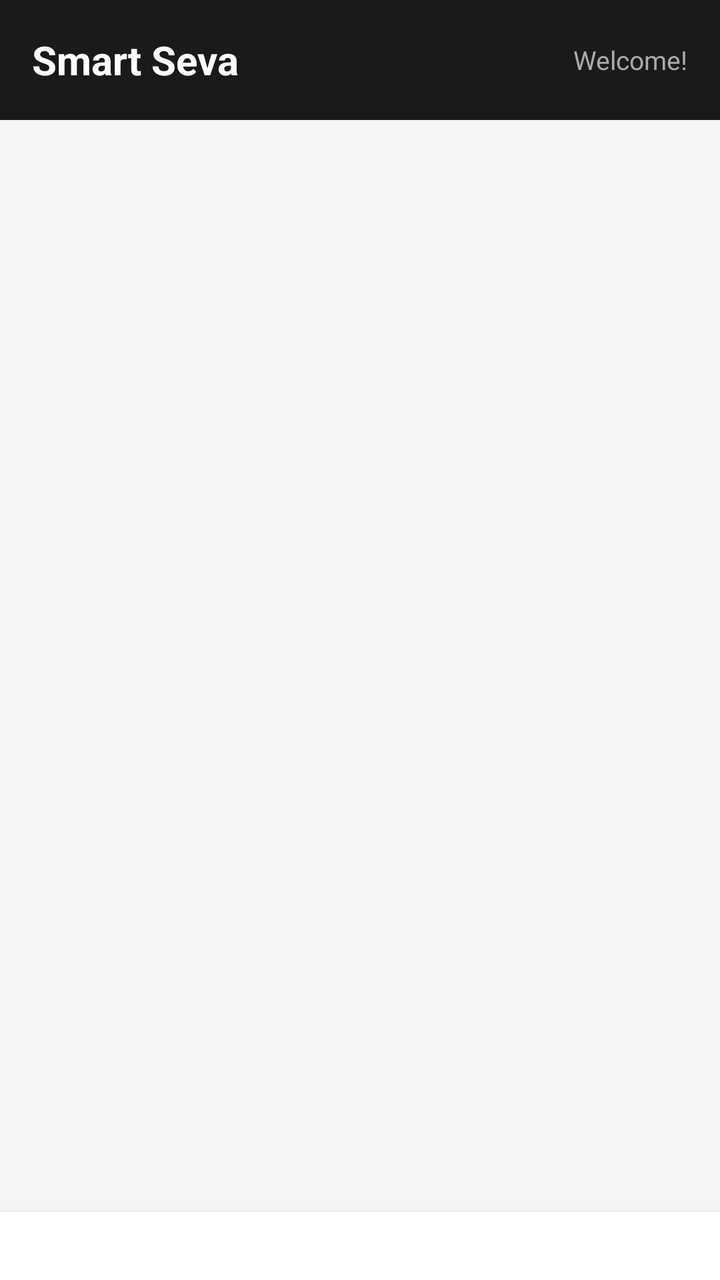
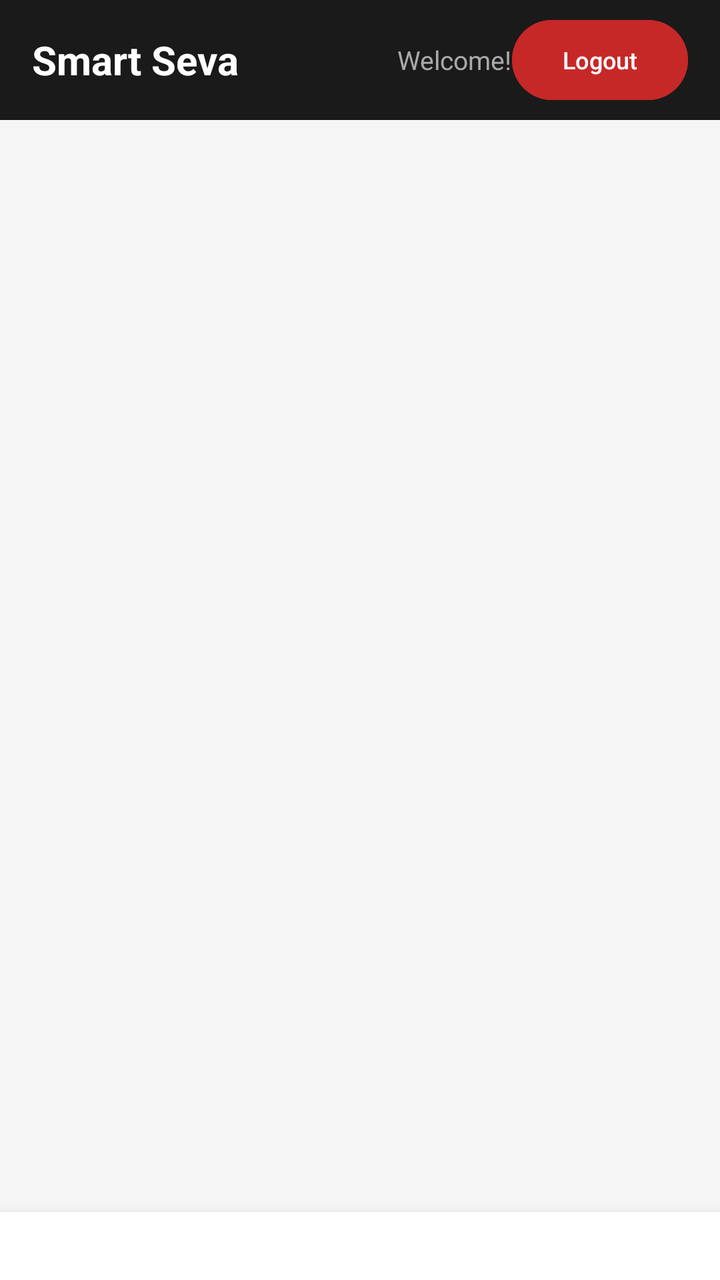

Before-and-after screenshots of an Android layout around one commit, followed by the original layout XML and the change that was made.
<!-- AndroidManifest.xml: application theme Theme.SmartSeva -->
<!-- res/layout/activity_dashboard.xml -->
<?xml version="1.0" encoding="utf-8"?>
<LinearLayout xmlns:android="http://schemas.android.com/apk/res/android"
    android:layout_width="match_parent"
    android:layout_height="match_parent"
    android:orientation="vertical"
    android:background="#F5F5F5">

    
    <LinearLayout
        android:id="@+id/topBar"
        android:layout_width="match_parent"
        android:layout_height="60dp"
        android:background="#1A1A1A"
        android:orientation="horizontal"
        android:gravity="center_vertical"
        android:paddingStart="16dp"
        android:paddingEnd="16dp">

        <TextView
            android:id="@+id/tvAppName"
            android:layout_width="0dp"
            android:layout_height="wrap_content"
            android:layout_weight="1"
            android:text="Smart Seva"
            android:textColor="#FFFFFF"
            android:textSize="20sp"
            android:textStyle="bold"/>

        <TextView
            android:id="@+id/tvWelcome"
            android:layout_width="wrap_content"
            android:layout_height="wrap_content"
            android:text="Welcome!"
            android:textColor="#AAAAAA"
            android:textSize="13sp"/>
    </LinearLayout>

    
    <ScrollView
        android:layout_width="match_parent"
        android:layout_height="0dp"
        android:layout_weight="1">

        <LinearLayout
            android:layout_width="match_parent"
            android:layout_height="wrap_content"
            android:orientation="vertical">

            

            
            <LinearLayout android:id="@+id/panelNGOStats"
                android:layout_width="match_parent"
                android:layout_height="wrap_content"
                android:orientation="vertical"
                android:padding="16dp"
                android:visibility="gone">

                <TextView android:layout_width="match_parent" android:layout_height="wrap_content"
                    android:text="Analytics Overview"
                    android:textSize="18sp" android:textStyle="bold"
                    android:textColor="#1A1A1A" android:layout_marginBottom="16dp"/>

                
                <LinearLayout android:layout_width="match_parent"
                    android:layout_height="wrap_content"
                    android:orientation="horizontal"
                    android:layout_marginBottom="12dp">

                    <LinearLayout android:layout_width="0dp" android:layout_height="100dp"
                        android:layout_weight="1" android:orientation="vertical"
                        android:gravity="center" android:background="#1A1A1A"
                        android:layout_marginEnd="8dp">
                        <TextView android:id="@+id/tvTotalTasks"
                            android:layout_width="wrap_content" android:layout_height="wrap_content"
                            android:text="0" android:textColor="#FFFFFF"
                            android:textSize="32sp" android:textStyle="bold"/>
                        <TextView android:layout_width="wrap_content" android:layout_height="wrap_content"
                            android:text="Total Tasks" android:textColor="#AAAAAA" android:textSize="12sp"/>
                    </LinearLayout>

                    <LinearLayout android:layout_width="0dp" android:layout_height="100dp"
                        android:layout_weight="1" android:orientation="vertical"
                        android:gravity="center" android:background="#2E7D32"
                        android:layout_marginStart="8dp">
                        <TextView android:id="@+id/tvCompletedTasks"
                            android:layout_width="wrap_content" android:layout_height="wrap_content"
                            android:text="0" android:textColor="#FFFFFF"
                            android:textSize="32sp" android:textStyle="bold"/>
                        <TextView android:layout_width="wrap_content" android:layout_height="wrap_content"
                            android:text="Completed" android:textColor="#AAAAAA" android:textSize="12sp"/>
                    </LinearLayout>
                </LinearLayout>

                
                <Button
                    android:id="@+id/btnSmartMatchNGO"
                    android:layout_width="match_parent"
                    android:layout_height="55dp"
                    android:text="🧠 Find Best Volunteers (Smart Match)"
                    android:backgroundTint="#1565C0"
                    android:textColor="#FFFFFF"
                    android:textSize="14sp"
                    android:layout_marginBottom="8dp"
                    android:textAllCaps="false"/>

                <Button
                    android:id="@+id/btnDataCollection"
                    android:layout_width="match_parent"
                    android:layout_height="55dp"
                    android:text="📊 AI Data Collection (Scan Survey)"
                    android:backgroundTint="#C62828"
                    android:textColor="#FFFFFF"
                    android:textSize="14sp"
                    android:layout_marginBottom="16dp"
                    android:textAllCaps="false"/>

                
                <LinearLayout android:layout_width="match_parent"
                    android:layout_height="wrap_content"
                    android:orientation="horizontal"
                    android:layout_marginBottom="12dp">

                    <LinearLayout android:layout_width="0dp" android:layout_height="100dp"
                        android:layout_weight="1" android:orientation="vertical"
                        android:gravity="center" android:background="#C62828"
                        android:layout_marginEnd="8dp">
                        <TextView android:id="@+id/tvUrgentTasks"
                            android:layout_width="wrap_content" android:layout_height="wrap_content"
                            android:text="0" android:textColor="#FFFFFF"
                            android:textSize="32sp" android:textStyle="bold"/>
                        <TextView android:layout_width="wrap_content" android:layout_height="wrap_content"
                            android:text="Urgent" android:textColor="#AAAAAA" android:textSize="12sp"/>
                    </LinearLayout>

                    <LinearLayout android:layout_width="0dp" android:layout_height="100dp"
                        android:layout_weight="1" android:orientation="vertical"
                        android:gravity="center" android:background="#1565C0"
                        android:layout_marginStart="8dp">
                        <TextView android:id="@+id/tvTotalVolunteers"
                            android:layout_width="wrap_content" android:layout_height="wrap_content"
                            android:text="0" android:textColor="#FFFFFF"
                            android:textSize="32sp" android:textStyle="bold"/>
                        <TextView android:layout_width="wrap_content" android:layout_height="wrap_content"
                            android:text="Volunteers" android:textColor="#AAAAAA" android:textSize="12sp"/>
                    </LinearLayout>
                </LinearLayout>

                
                <TextView android:layout_width="match_parent" android:layout_height="wrap_content"
                    android:text="Recent Activity"
                    android:textSize="15sp" android:textStyle="bold"
                    android:textColor="#1A1A1A" android:layout_marginTop="8dp"
                    android:layout_marginBottom="12dp"/>

                <LinearLayout android:id="@+id/layoutRecentActivity"
                    android:layout_width="match_parent"
                    android:layout_height="wrap_content"
                    android:orientation="vertical">

                    <TextView android:layout_width="match_parent" android:layout_height="wrap_content"
                        android:text="No recent activity yet.\nCreate your first task!"
                        android:textColor="#888888" android:textSize="13sp"
                        android:gravity="center" android:padding="24dp"/>
                </LinearLayout>
            </LinearLayout>

            
            <LinearLayout android:id="@+id/panelNGOTasks"
                android:layout_width="match_parent"
                android:layout_height="wrap_content"
                android:orientation="vertical"
                android:padding="16dp"
                android:visibility="gone">

                <LinearLayout android:layout_width="match_parent"
                    android:layout_height="wrap_content"
                    android:orientation="horizontal"
                    android:gravity="center_vertical"
                    android:layout_marginBottom="16dp">

                    <TextView android:layout_width="0dp" android:layout_height="wrap_content"
                        android:layout_weight="1"
                        android:text="My Tasks"
                        android:textSize="18sp" android:textStyle="bold"
                        android:textColor="#1A1A1A"/>

                    <Button android:id="@+id/btnQuickCreateTask"
                        android:layout_width="wrap_content" android:layout_height="36dp"
                        android:text="+ Create"
                        android:textSize="12sp"
                        android:backgroundTint="#1A1A1A"
                        android:textColor="#FFFFFF"/>
                </LinearLayout>

                
                <LinearLayout android:layout_width="match_parent"
                    android:layout_height="wrap_content"
                    android:orientation="horizontal"
                    android:layout_marginBottom="12dp">

                    <Button android:id="@+id/btnFilterAll"
                        android:layout_width="wrap_content" android:layout_height="32dp"
                        android:text="All" android:textSize="11sp"
                        android:backgroundTint="#1A1A1A" android:textColor="#FFFFFF"
                        android:layout_marginEnd="8dp"/>
                    <Button android:id="@+id/btnFilterUrgent"
                        android:layout_width="wrap_content" android:layout_height="32dp"
                        android:text="🔴 Urgent" android:textSize="11sp"
                        android:backgroundTint="#E0E0E0" android:textColor="#1A1A1A"
                        android:layout_marginEnd="8dp"/>
                    <Button android:id="@+id/btnFilterActive"
                        android:layout_width="wrap_content" android:layout_height="32dp"
                        android:text="🟡 Active" android:textSize="11sp"
                        android:backgroundTint="#E0E0E0" android:textColor="#1A1A1A"/>
                </LinearLayout>

                <ListView android:id="@+id/listNGOTasks"
                    android:layout_width="match_parent"
                    android:layout_height="400dp"
                    android:divider="@null"/>
            </LinearLayout>

            
            <LinearLayout android:id="@+id/panelCreateTask"
                android:layout_width="match_parent"
                android:layout_height="wrap_content"
                android:orientation="vertical"
                android:padding="16dp"
                android:visibility="gone">

                <TextView android:layout_width="match_parent" android:layout_height="wrap_content"
                    android:text="Create New Task"
                    android:textSize="18sp" android:textStyle="bold"
                    android:textColor="#1A1A1A" android:layout_marginBottom="20dp"/>

                
                <TextView android:layout_width="match_parent" android:layout_height="wrap_content"
                    android:text="Task Title *" android:textSize="12sp" android:textColor="#555"/>
                <EditText android:id="@+id/etTaskTitle"
                    android:layout_width="match_parent" android:layout_height="wrap_content"
                    android:hint="e.g. Food Distribution Drive"
                    android:inputType="text" android:layout_marginBottom="4dp"/>
                <TextView android:id="@+id/errTaskTitle" android:layout_width="match_parent"
                    android:layout_height="wrap_content" android:textColor="#E24B4A"
                    android:textSize="11sp" android:layout_marginBottom="12dp"/>

                
                <TextView android:layout_width="match_parent" android:layout_height="wrap_content"
                    android:text="Description *" android:textSize="12sp" android:textColor="#555"/>
                <EditText android:id="@+id/etTaskDesc"
                    android:layout_width="match_parent" android:layout_height="wrap_content"
                    android:hint="Describe the task in detail..."
                    android:inputType="textMultiLine" android:minLines="3"
                    android:layout_marginBottom="4dp"/>
                <TextView android:id="@+id/errTaskDesc" android:layout_width="match_parent"
                    android:layout_height="wrap_content" android:textColor="#E24B4A"
                    android:textSize="11sp" android:layout_marginBottom="12dp"/>

                
                <TextView android:layout_width="match_parent" android:layout_height="wrap_content"
                    android:text="Category *" android:textSize="12sp" android:textColor="#555"/>
                <Spinner android:id="@+id/spinnerTaskCategory"
                    android:layout_width="match_parent" android:layout_height="wrap_content"
                    android:layout_marginBottom="12dp"/>

                
                <TextView android:layout_width="match_parent" android:layout_height="wrap_content"
                    android:text="Urgency Level *" android:textSize="12sp" android:textColor="#555"/>
                <Spinner android:id="@+id/spinnerUrgency"
                    android:layout_width="match_parent" android:layout_height="wrap_content"
                    android:layout_marginBottom="12dp"/>

                
                <TextView android:layout_width="match_parent" android:layout_height="wrap_content"
                    android:text="Volunteers Required *" android:textSize="12sp" android:textColor="#555"/>
                <EditText android:id="@+id/etVolunteersRequired"
                    android:layout_width="match_parent" android:layout_height="wrap_content"
                    android:hint="e.g. 5"
                    android:inputType="number" android:layout_marginBottom="4dp"/>
                <TextView android:id="@+id/errVolunteersRequired" android:layout_width="match_parent"
                    android:layout_height="wrap_content" android:textColor="#E24B4A"
                    android:textSize="11sp" android:layout_marginBottom="12dp"/>

                
                <TextView android:layout_width="match_parent" android:layout_height="wrap_content"
                    android:text="Task Location *" android:textSize="12sp" android:textColor="#555"/>
                <EditText android:id="@+id/etTaskLocation"
                    android:layout_width="match_parent" android:layout_height="wrap_content"
                    android:hint="e.g. Raipur, Chhattisgarh"
                    android:inputType="text" android:layout_marginBottom="4dp"/>
                <TextView android:id="@+id/errTaskLocation" android:layout_width="match_parent"
                    android:layout_height="wrap_content" android:textColor="#E24B4A"
                    android:textSize="11sp" android:layout_marginBottom="12dp"/>

                
                <TextView android:layout_width="match_parent" android:layout_height="wrap_content"
                    android:text="Task Date *" android:textSize="12sp" android:textColor="#555"/>
                <EditText android:id="@+id/etTaskDate"
                    android:layout_width="match_parent" android:layout_height="wrap_content"
                    android:hint="DD/MM/YYYY"
                    android:focusable="false" android:clickable="true"
                    android:layout_marginBottom="4dp"/>
                <TextView android:id="@+id/errTaskDate" android:layout_width="match_parent"
                    android:layout_height="wrap_content" android:textColor="#E24B4A"
                    android:textSize="11sp" android:layout_marginBottom="12dp"/>

                
                <TextView android:layout_width="match_parent" android:layout_height="wrap_content"
                    android:text="Skills Required" android:textSize="12sp" android:textColor="#555"/>
                <Spinner android:id="@+id/spinnerSkillRequired"
                    android:layout_width="match_parent" android:layout_height="wrap_content"
                    android:layout_marginBottom="12dp"/>

                
                <TextView android:layout_width="match_parent" android:layout_height="wrap_content"
                    android:text="Task Image (Optional)" android:textSize="12sp" android:textColor="#555"
                    android:layout_marginBottom="8dp"/>

                <LinearLayout android:layout_width="match_parent"
                    android:layout_height="wrap_content"
                    android:orientation="horizontal"
                    android:gravity="center_vertical"
                    android:layout_marginBottom="20dp">

                    <ImageView android:id="@+id/imgTaskPreview"
                        android:layout_width="100dp" android:layout_height="80dp"
                        android:scaleType="centerCrop"
                        android:background="@drawable/photo_placeholder_bg"
                        android:src="@drawable/ic_add_photo"
                        android:layout_marginEnd="16dp"/>

                    <Button android:id="@+id/btnUploadTaskImage"
                        android:layout_width="wrap_content" android:layout_height="40dp"
                        android:text="Upload Image"
                        android:textSize="12sp"
                        android:backgroundTint="#1A1A1A"
                        android:textColor="#FFFFFF"/>
                </LinearLayout>

                <Button android:id="@+id/btnCreateTask"
                    android:layout_width="match_parent" android:layout_height="50dp"
                    android:text="Create Task"
                    android:backgroundTint="#1A1A1A"
                    android:textColor="#FFFFFF"
                    android:layout_marginBottom="16dp"/>
            </LinearLayout>

            
            <LinearLayout android:id="@+id/panelVolunteerList"
                android:layout_width="match_parent"
                android:layout_height="wrap_content"
                android:orientation="vertical"
                android:padding="16dp"
                android:visibility="gone">

                <TextView android:layout_width="match_parent" android:layout_height="wrap_content"
                    android:text="Registered Volunteers"
                    android:textSize="18sp" android:textStyle="bold"
                    android:textColor="#1A1A1A" android:layout_marginBottom="8dp"/>

                <EditText android:id="@+id/etSearchVolunteer"
                    android:layout_width="match_parent" android:layout_height="wrap_content"
                    android:hint="🔍 Search by name or skill..."
                    android:inputType="text" android:layout_marginBottom="12dp"/>

                <ListView android:id="@+id/listVolunteers"
                    android:layout_width="match_parent"
                    android:layout_height="500dp"
                    android:divider="@null"/>
            </LinearLayout>

            

            
            <LinearLayout android:id="@+id/panelAvailableTasks"
                android:layout_width="match_parent"
                android:layout_height="wrap_content"
                android:orientation="vertical"
                android:padding="16dp"
                android:visibility="gone">

                <TextView android:layout_width="match_parent" android:layout_height="wrap_content"
                    android:text="Available Tasks Near You"
                    android:textSize="18sp" android:textStyle="bold"
                    android:textColor="#1A1A1A" android:layout_marginBottom="8dp"/>

                <Button
                    android:id="@+id/btnSmartMatchVol"
                    android:layout_width="match_parent"
                    android:layout_height="50dp"
                    android:text="🧠 Find Best Tasks For Me (Smart Match)"
                    android:backgroundTint="#1565C0"
                    android:textColor="#FFFFFF"
                    android:textSize="13sp"
                    android:layout_marginBottom="8dp"/>

                <EditText android:id="@+id/etSearchTask"
                    android:layout_width="match_parent" android:layout_height="wrap_content"
                    android:hint="🔍 Search tasks..."
                    android:inputType="text" android:layout_marginBottom="12dp"/>

                <ListView android:id="@+id/listAvailableTasks"
                    android:layout_width="match_parent"
                    android:layout_height="500dp"
                    android:divider="@null"/>
            </LinearLayout>

            
            <LinearLayout android:id="@+id/panelMyApplications"
                android:layout_width="match_parent"
                android:layout_height="wrap_content"
                android:orientation="vertical"
                android:padding="16dp"
                android:visibility="gone">

                <TextView android:layout_width="match_parent" android:layout_height="wrap_content"
                    android:text="My Applications"
                    android:textSize="18sp" android:textStyle="bold"
                    android:textColor="#1A1A1A" android:layout_marginBottom="16dp"/>

                <TextView android:layout_width="match_parent" android:layout_height="wrap_content"
                    android:text="No applications yet.\nApply for tasks to see them here!"
                    android:textColor="#888888" android:textSize="13sp"
                    android:gravity="center" android:padding="32dp"/>
            </LinearLayout>

            
            <LinearLayout android:id="@+id/panelProfile"
                android:layout_width="match_parent"
                android:layout_height="wrap_content"
                android:orientation="vertical"
                android:padding="16dp"
                android:visibility="gone">

                
                <LinearLayout android:layout_width="match_parent"
                    android:layout_height="wrap_content"
                    android:orientation="horizontal"
                    android:gravity="center_vertical"
                    android:padding="16dp"
                    android:background="#FFFFFF"
                    android:layout_marginBottom="16dp">

                    <ImageView android:id="@+id/imgVolProfile"
                        android:layout_width="72dp" android:layout_height="72dp"
                        android:scaleType="centerCrop"
                        android:background="@drawable/photo_placeholder_bg"
                        android:src="@drawable/ic_add_photo"
                        android:layout_marginEnd="16dp"/>

                    <LinearLayout android:layout_width="wrap_content"
                        android:layout_height="wrap_content"
                        android:orientation="vertical">

                        <TextView android:id="@+id/tvProfileName"
                            android:layout_width="wrap_content" android:layout_height="wrap_content"
                            android:text="Volunteer Name"
                            android:textSize="18sp" android:textStyle="bold"
                            android:textColor="#1A1A1A"/>
                        <TextView android:id="@+id/tvProfileCity"
                            android:layout_width="wrap_content" android:layout_height="wrap_content"
                            android:text="City, State"
                            android:textSize="13sp" android:textColor="#888888"/>
                        <TextView android:id="@+id/tvProfileEmail"
                            android:layout_width="wrap_content" android:layout_height="wrap_content"
                            android:text="email@example.com"
                            android:textSize="12sp" android:textColor="#888888"/>
                    </LinearLayout>
                </LinearLayout>

                
                <TextView android:layout_width="match_parent" android:layout_height="wrap_content"
                    android:text="My Skills"
                    android:textSize="15sp" android:textStyle="bold"
                    android:textColor="#1A1A1A" android:layout_marginBottom="8dp"/>
                <TextView android:id="@+id/tvProfileSkills"
                    android:layout_width="match_parent" android:layout_height="wrap_content"
                    android:text="—"
                    android:textSize="13sp" android:textColor="#555"
                    android:background="#FFFFFF" android:padding="12dp"
                    android:layout_marginBottom="16dp"/>

                
                <Button android:id="@+id/btnLogout"
                    android:layout_width="match_parent" android:layout_height="50dp"
                    android:text="Logout"
                    android:backgroundTint="#E24B4A"
                    android:textColor="#FFFFFF"/>
            </LinearLayout>

            
            <LinearLayout android:id="@+id/panelImpactScore"
                android:layout_width="match_parent"
                android:layout_height="wrap_content"
                android:orientation="vertical"
                android:padding="16dp"
                android:visibility="gone">

                <TextView android:layout_width="match_parent" android:layout_height="wrap_content"
                    android:text="My Impact Score"
                    android:textSize="18sp" android:textStyle="bold"
                    android:textColor="#1A1A1A" android:layout_marginBottom="20dp"/>

                
                <LinearLayout android:layout_width="match_parent"
                    android:layout_height="150dp"
                    android:gravity="center"
                    android:background="#1A1A1A"
                    android:layout_marginBottom="20dp">

                    <LinearLayout android:layout_width="wrap_content"
                        android:layout_height="wrap_content"
                        android:orientation="vertical"
                        android:gravity="center">

                        <TextView android:id="@+id/tvImpactScore"
                            android:layout_width="wrap_content" android:layout_height="wrap_content"
                            android:text="0"
                            android:textColor="#FFFFFF"
                            android:textSize="56sp" android:textStyle="bold"/>
                        <TextView android:layout_width="wrap_content" android:layout_height="wrap_content"
                            android:text="Impact Points"
                            android:textColor="#AAAAAA" android:textSize="14sp"/>
                    </LinearLayout>
                </LinearLayout>

                
                <LinearLayout android:layout_width="match_parent"
                    android:layout_height="wrap_content"
                    android:orientation="horizontal"
                    android:layout_marginBottom="12dp">

                    <LinearLayout android:layout_width="0dp" android:layout_height="80dp"
                        android:layout_weight="1" android:orientation="vertical"
                        android:gravity="center" android:background="#FFFFFF"
                        android:layout_marginEnd="8dp">
                        <TextView android:id="@+id/tvTasksDone"
                            android:layout_width="wrap_content" android:layout_height="wrap_content"
                            android:text="0" android:textColor="#1A1A1A"
                            android:textSize="24sp" android:textStyle="bold"/>
                        <TextView android:layout_width="wrap_content" android:layout_height="wrap_content"
                            android:text="Tasks Done" android:textColor="#888" android:textSize="11sp"/>
                    </LinearLayout>

                    <LinearLayout android:layout_width="0dp" android:layout_height="80dp"
                        android:layout_weight="1" android:orientation="vertical"
                        android:gravity="center" android:background="#FFFFFF"
                        android:layout_marginStart="8dp">
                        <TextView android:id="@+id/tvHoursContributed"
                            android:layout_width="wrap_content" android:layout_height="wrap_content"
                            android:text="0" android:textColor="#1A1A1A"
                            android:textSize="24sp" android:textStyle="bold"/>
                        <TextView android:layout_width="wrap_content" android:layout_height="wrap_content"
                            android:text="Hours Given" android:textColor="#888" android:textSize="11sp"/>
                    </LinearLayout>
                </LinearLayout>

                <TextView android:layout_width="match_parent" android:layout_height="wrap_content"
                    android:text="Complete tasks to earn impact points!"
                    android:textColor="#888888" android:textSize="13sp"
                    android:gravity="center" android:padding="16dp"/>
            </LinearLayout>

        </LinearLayout>
    </ScrollView>

    
    
    <LinearLayout
        android:id="@+id/bottomNav"
        android:layout_width="match_parent"
        android:layout_height="wrap_content"
        android:background="#FFFFFF"
        android:orientation="horizontal"
        android:elevation="8dp"
        android:paddingBottom="30dp"
        android:paddingTop="4dp">

        
        <Button android:id="@+id/btnNavStats"
            android:layout_width="0dp"
            android:layout_height="52dp"
            android:layout_weight="1"
            android:text="📊 Stats"
            android:textSize="10sp"
            android:backgroundTint="#FFFFFF"
            android:textColor="#1A1A1A"
            android:visibility="gone"/>

        <Button android:id="@+id/btnNavTasks"
            android:layout_width="0dp"
            android:layout_height="52dp"
            android:layout_weight="1"
            android:text="📋 Tasks"
            android:textSize="10sp"
            android:backgroundTint="#FFFFFF"
            android:textColor="#888888"
            android:visibility="gone"/>

        <Button android:id="@+id/btnNavCreate"
            android:layout_width="0dp"
            android:layout_height="52dp"
            android:layout_weight="1"
            android:text="➕ Create"
            android:textSize="10sp"
            android:backgroundTint="#FFFFFF"
            android:textColor="#888888"
            android:visibility="gone"/>

        <Button android:id="@+id/btnNavVolunteers"
            android:layout_width="0dp"
            android:layout_height="52dp"
            android:layout_weight="1"
            android:text="👥 Volunteers"
            android:textSize="9sp"
            android:backgroundTint="#FFFFFF"
            android:textColor="#888888"
            android:visibility="gone"/>

        
        <Button android:id="@+id/btnNavAvailable"
            android:layout_width="0dp"
            android:layout_height="52dp"
            android:layout_weight="1"
            android:text="📋 Tasks"
            android:textSize="10sp"
            android:backgroundTint="#FFFFFF"
            android:textColor="#1A1A1A"
            android:visibility="gone"/>

        <Button android:id="@+id/btnNavApplications"
            android:layout_width="0dp"
            android:layout_height="52dp"
            android:layout_weight="1"
            android:text="📝 Applied"
            android:textSize="10sp"
            android:backgroundTint="#FFFFFF"
            android:textColor="#888888"
            android:visibility="gone"/>

        <Button android:id="@+id/btnNavProfile"
            android:layout_width="0dp"
            android:layout_height="52dp"
            android:layout_weight="1"
            android:text="👤 Profile"
            android:textSize="10sp"
            android:backgroundTint="#FFFFFF"
            android:textColor="#888888"
            android:visibility="gone"/>

        <Button android:id="@+id/btnNavImpact"
            android:layout_width="0dp"
            android:layout_height="52dp"
            android:layout_weight="1"
            android:text="⭐ Impact"
            android:textSize="10sp"
            android:backgroundTint="#FFFFFF"
            android:textColor="#888888"
            android:visibility="gone"/>

    </LinearLayout>
</LinearLayout>
<!-- resources referenced by this layout -->
<resources>
  <!-- drawable ic_add_photo (drawable) -->
  <?xml version="1.0" encoding="utf-8"?>
  <vector xmlns:android="http://schemas.android.com/apk/res/android"
      android:width="36dp"
      android:height="36dp"
      android:viewportWidth="24"
      android:viewportHeight="24">
      <path
          android:fillColor="#AAAAAA"
          android:pathData="M12,2C6.48,2 2,6.48 2,12s4.48,10 10,10 10,-4.48 10,-10S17.52,2 12,2zm5,11h-4v4h-2v-4H7v-2h4V7h2v4h4v2z"/>
  </vector>
  <!-- drawable photo_placeholder_bg (drawable) -->
  <?xml version="1.0" encoding="utf-8"?>
  <shape xmlns:android="http://schemas.android.com/apk/res/android">
      <solid android:color="#F5F5F5"/>
      <stroke android:width="1dp" android:color="#CCCCCC"/>
      <corners android:radius="8dp"/>
  </shape>
  <style name="Theme.SmartSeva" parent="Base.Theme.SmartSeva" />
  <style name="Base.Theme.SmartSeva" parent="Theme.Material3.DayNight.NoActionBar">
          
          
      </style>
</resources>

<!-- the commit's change to res/layout/activity_dashboard.xml (unified diff, before → after) -->
@@ -33,6 +33,17 @@
             android:text="Welcome!"
             android:textColor="#AAAAAA"
             android:textSize="13sp"/>
+
+        <Button
+            android:id="@+id/btnLogout"
+            android:layout_width="wrap_content"
+            android:layout_height="wrap_content"
+            android:text="Logout"
+            android:textSize="12sp"
+            android:textColor="#FFFFFF"
+            android:backgroundTint="#C62828"
+            android:layout_alignParentEnd="true"
+            android:padding="8dp"/>
     </LinearLayout>
 
     
